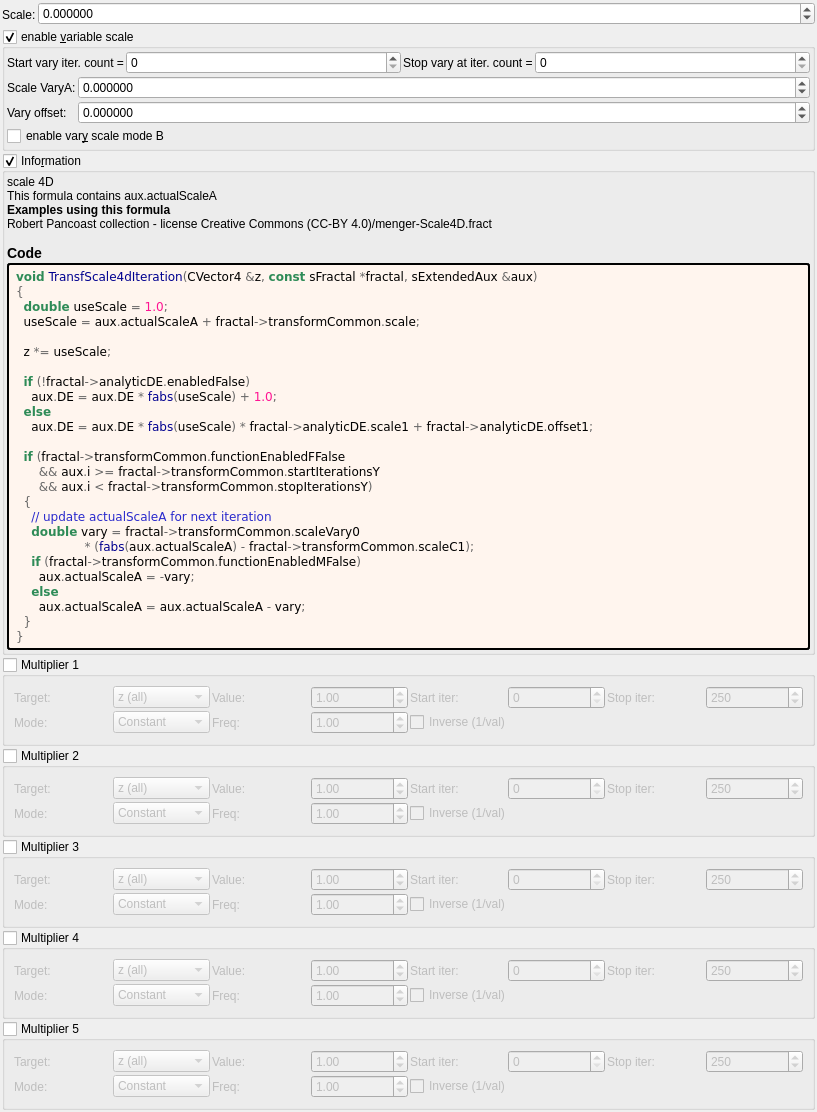
First picture: the form in mandelbulber2/deploy/share/mandelbulber2/formula/ui/transf_scale4d.ui, repository irinox-ctrl/mandelbulber2, before the edit.
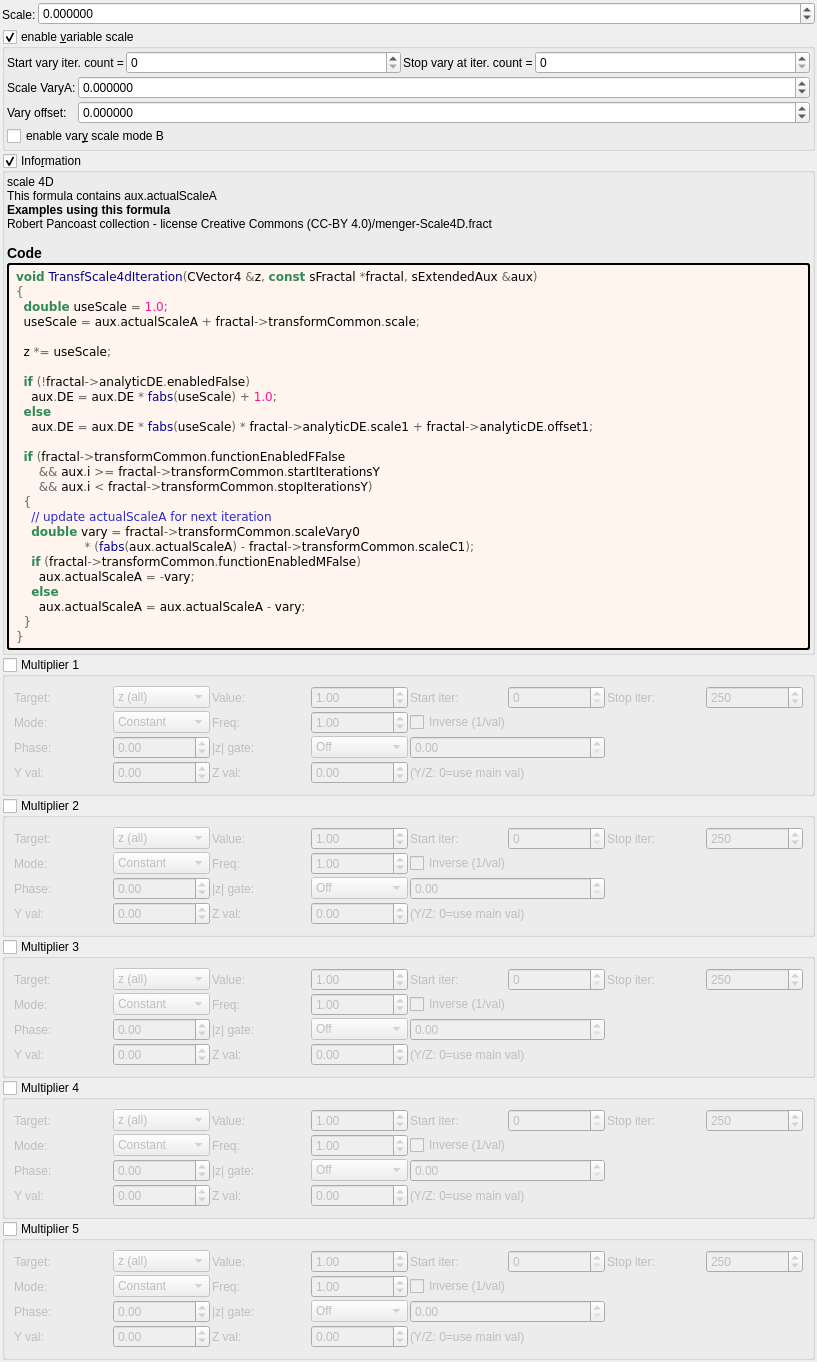
Second picture: the form after the edit. Custom widgets are drawn as their Qt base class.

Commit message: feat: 5 more multiplier enhancements — modes, threshold, per-axis, coloring

The edit to the form file:
```diff
--- a/mandelbulber2/deploy/share/mandelbulber2/formula/ui/transf_scale4d.ui
+++ b/mandelbulber2/deploy/share/mandelbulber2/formula/ui/transf_scale4d.ui
@@ -411,6 +411,52 @@
         <property name="text"><string>Inverse (1/val)</string></property>
        </widget>
       </item>
+      <item row="2" column="0">
+       <widget class="QLabel"><property name="text"><string>Phase:</string></property></widget>
+      </item>
+      <item row="2" column="1">
+       <widget class="MyDoubleSpinBox" name="spinbox_transf_multiplier_phase_1">
+        <property name="minimum"><double>-10.0</double></property><property name="maximum"><double>10.0</double></property>
+        <property name="singleStep"><double>0.1</double></property><property name="value"><double>0.0</double></property>
+       </widget>
+      </item>
+      <item row="2" column="2">
+       <widget class="QLabel"><property name="text"><string>|z| gate:</string></property></widget>
+      </item>
+      <item row="2" column="3">
+       <widget class="MyComboBox" name="comboBox_transf_multiplier_threshold_mode_1">
+        <item><property name="text"><string notr="true">Off</string></property></item>
+        <item><property name="text"><string notr="true">&gt; thresh</string></property></item>
+        <item><property name="text"><string notr="true">&lt; thresh</string></property></item>
+       </widget>
+      </item>
+      <item row="2" column="4" colspan="2">
+       <widget class="MyDoubleSpinBox" name="spinbox_transf_multiplier_threshold_1">
+        <property name="minimum"><double>0.0</double></property><property name="maximum"><double>1000.0</double></property>
+        <property name="singleStep"><double>0.1</double></property><property name="value"><double>0.0</double></property>
+       </widget>
+      </item>
+      <item row="3" column="0">
+       <widget class="QLabel"><property name="text"><string>Y val:</string></property></widget>
+      </item>
+      <item row="3" column="1">
+       <widget class="MyDoubleSpinBox" name="spinbox_transf_multiplier_scale_y_1">
+        <property name="minimum"><double>-100.0</double></property><property name="maximum"><double>100.0</double></property>
+        <property name="singleStep"><double>0.01</double></property><property name="value"><double>0.0</double></property>
+       </widget>
+      </item>
+      <item row="3" column="2">
+       <widget class="QLabel"><property name="text"><string>Z val:</string></property></widget>
+      </item>
+      <item row="3" column="3">
+       <widget class="MyDoubleSpinBox" name="spinbox_transf_multiplier_scale_z_1">
+        <property name="minimum"><double>-100.0</double></property><property name="maximum"><double>100.0</double></property>
+        <property name="singleStep"><double>0.01</double></property><property name="value"><double>0.0</double></property>
+       </widget>
+      </item>
+      <item row="3" column="4" colspan="2">
+       <widget class="QLabel"><property name="text"><string notr="true">(Y/Z: 0=use main val)</string></property></widget>
+      </item>
      </layout>
     </widget>
    </item>
@@ -490,6 +536,52 @@
         <property name="text"><string>Inverse (1/val)</string></property>
        </widget>
       </item>
+      <item row="2" column="0">
+       <widget class="QLabel"><property name="text"><string>Phase:</string></property></widget>
+      </item>
+      <item row="2" column="1">
+       <widget class="MyDoubleSpinBox" name="spinbox_transf_multiplier_phase_2">
+        <property name="minimum"><double>-10.0</double></property><property name="maximum"><double>10.0</double></property>
+        <property name="singleStep"><double>0.1</double></property><property name="value"><double>0.0</double></property>
+       </widget>
+      </item>
+      <item row="2" column="2">
+       <widget class="QLabel"><property name="text"><string>|z| gate:</string></property></widget>
+      </item>
+      <item row="2" column="3">
+       <widget class="MyComboBox" name="comboBox_transf_multiplier_threshold_mode_2">
+        <item><property name="text"><string notr="true">Off</string></property></item>
+        <item><property name="text"><string notr="true">&gt; thresh</string></property></item>
+        <item><property name="text"><string notr="true">&lt; thresh</string></property></item>
+       </widget>
+      </item>
+      <item row="2" column="4" colspan="2">
+       <widget class="MyDoubleSpinBox" name="spinbox_transf_multiplier_threshold_2">
+        <property name="minimum"><double>0.0</double></property><property name="maximum"><double>1000.0</double></property>
+        <property name="singleStep"><double>0.1</double></property><property name="value"><double>0.0</double></property>
+       </widget>
+      </item>
+      <item row="3" column="0">
+       <widget class="QLabel"><property name="text"><string>Y val:</string></property></widget>
+      </item>
+      <item row="3" column="1">
+       <widget class="MyDoubleSpinBox" name="spinbox_transf_multiplier_scale_y_2">
+        <property name="minimum"><double>-100.0</double></property><property name="maximum"><double>100.0</double></property>
+        <property name="singleStep"><double>0.01</double></property><property name="value"><double>0.0</double></property>
+       </widget>
+      </item>
+      <item row="3" column="2">
+       <widget class="QLabel"><property name="text"><string>Z val:</string></property></widget>
+      </item>
+      <item row="3" column="3">
+       <widget class="MyDoubleSpinBox" name="spinbox_transf_multiplier_scale_z_2">
+        <property name="minimum"><double>-100.0</double></property><property name="maximum"><double>100.0</double></property>
+        <property name="singleStep"><double>0.01</double></property><property name="value"><double>0.0</double></property>
+       </widget>
+      </item>
+      <item row="3" column="4" colspan="2">
+       <widget class="QLabel"><property name="text"><string notr="true">(Y/Z: 0=use main val)</string></property></widget>
+      </item>
      </layout>
     </widget>
    </item>
@@ -569,6 +661,52 @@
         <property name="text"><string>Inverse (1/val)</string></property>
        </widget>
       </item>
+      <item row="2" column="0">
+       <widget class="QLabel"><property name="text"><string>Phase:</string></property></widget>
+      </item>
+      <item row="2" column="1">
+       <widget class="MyDoubleSpinBox" name="spinbox_transf_multiplier_phase_3">
+        <property name="minimum"><double>-10.0</double></property><property name="maximum"><double>10.0</double></property>
+        <property name="singleStep"><double>0.1</double></property><property name="value"><double>0.0</double></property>
+       </widget>
+      </item>
+      <item row="2" column="2">
+       <widget class="QLabel"><property name="text"><string>|z| gate:</string></property></widget>
+      </item>
+      <item row="2" column="3">
+       <widget class="MyComboBox" name="comboBox_transf_multiplier_threshold_mode_3">
+        <item><property name="text"><string notr="true">Off</string></property></item>
+        <item><property name="text"><string notr="true">&gt; thresh</string></property></item>
+        <item><property name="text"><string notr="true">&lt; thresh</string></property></item>
+       </widget>
+      </item>
+      <item row="2" column="4" colspan="2">
+       <widget class="MyDoubleSpinBox" name="spinbox_transf_multiplier_threshold_3">
+        <property name="minimum"><double>0.0</double></property><property name="maximum"><double>1000.0</double></property>
+        <property name="singleStep"><double>0.1</double></property><property name="value"><double>0.0</double></property>
+       </widget>
+      </item>
+      <item row="3" column="0">
+       <widget class="QLabel"><property name="text"><string>Y val:</string></property></widget>
+      </item>
+      <item row="3" column="1">
+       <widget class="MyDoubleSpinBox" name="spinbox_transf_multiplier_scale_y_3">
+        <property name="minimum"><double>-100.0</double></property><property name="maximum"><double>100.0</double></property>
+        <property name="singleStep"><double>0.01</double></property><property name="value"><double>0.0</double></property>
+       </widget>
+      </item>
+      <item row="3" column="2">
+       <widget class="QLabel"><property name="text"><string>Z val:</string></property></widget>
+      </item>
+      <item row="3" column="3">
+       <widget class="MyDoubleSpinBox" name="spinbox_transf_multiplier_scale_z_3">
+        <property name="minimum"><double>-100.0</double></property><property name="maximum"><double>100.0</double></property>
+        <property name="singleStep"><double>0.01</double></property><property name="value"><double>0.0</double></property>
+       </widget>
+      </item>
+      <item row="3" column="4" colspan="2">
+       <widget class="QLabel"><property name="text"><string notr="true">(Y/Z: 0=use main val)</string></property></widget>
+      </item>
      </layout>
     </widget>
    </item>
@@ -648,6 +786,52 @@
         <property name="text"><string>Inverse (1/val)</string></property>
        </widget>
       </item>
+      <item row="2" column="0">
+       <widget class="QLabel"><property name="text"><string>Phase:</string></property></widget>
+      </item>
+      <item row="2" column="1">
+       <widget class="MyDoubleSpinBox" name="spinbox_transf_multiplier_phase_4">
+        <property name="minimum"><double>-10.0</double></property><property name="maximum"><double>10.0</double></property>
+        <property name="singleStep"><double>0.1</double></property><property name="value"><double>0.0</double></property>
+       </widget>
+      </item>
+      <item row="2" column="2">
+       <widget class="QLabel"><property name="text"><string>|z| gate:</string></property></widget>
+      </item>
+      <item row="2" column="3">
+       <widget class="MyComboBox" name="comboBox_transf_multiplier_threshold_mode_4">
+        <item><property name="text"><string notr="true">Off</string></property></item>
+        <item><property name="text"><string notr="true">&gt; thresh</string></property></item>
+        <item><property name="text"><string notr="true">&lt; thresh</string></property></item>
+       </widget>
+      </item>
+      <item row="2" column="4" colspan="2">
+       <widget class="MyDoubleSpinBox" name="spinbox_transf_multiplier_threshold_4">
+        <property name="minimum"><double>0.0</double></property><property name="maximum"><double>1000.0</double></property>
+        <property name="singleStep"><double>0.1</double></property><property name="value"><double>0.0</double></property>
+       </widget>
+      </item>
+      <item row="3" column="0">
+       <widget class="QLabel"><property name="text"><string>Y val:</string></property></widget>
+      </item>
+      <item row="3" column="1">
+       <widget class="MyDoubleSpinBox" name="spinbox_transf_multiplier_scale_y_4">
+        <property name="minimum"><double>-100.0</double></property><property name="maximum"><double>100.0</double></property>
+        <property name="singleStep"><double>0.01</double></property><property name="value"><double>0.0</double></property>
+       </widget>
+      </item>
+      <item row="3" column="2">
+       <widget class="QLabel"><property name="text"><string>Z val:</string></property></widget>
+      </item>
+      <item row="3" column="3">
+       <widget class="MyDoubleSpinBox" name="spinbox_transf_multiplier_scale_z_4">
+        <property name="minimum"><double>-100.0</double></property><property name="maximum"><double>100.0</double></property>
+        <property name="singleStep"><double>0.01</double></property><property name="value"><double>0.0</double></property>
+       </widget>
+      </item>
+      <item row="3" column="4" colspan="2">
+       <widget class="QLabel"><property name="text"><string notr="true">(Y/Z: 0=use main val)</string></property></widget>
+      </item>
      </layout>
     </widget>
    </item>
@@ -727,6 +911,52 @@
         <property name="text"><string>Inverse (1/val)</string></property>
        </widget>
       </item>
+      <item row="2" column="0">
+       <widget class="QLabel"><property name="text"><string>Phase:</string></property></widget>
+      </item>
+      <item row="2" column="1">
+       <widget class="MyDoubleSpinBox" name="spinbox_transf_multiplier_phase_5">
+        <property name="minimum"><double>-10.0</double></property><property name="maximum"><double>10.0</double></property>
+        <property name="singleStep"><double>0.1</double></property><property name="value"><double>0.0</double></property>
+       </widget>
+      </item>
+      <item row="2" column="2">
+       <widget class="QLabel"><property name="text"><string>|z| gate:</string></property></widget>
+      </item>
+      <item row="2" column="3">
+       <widget class="MyComboBox" name="comboBox_transf_multiplier_threshold_mode_5">
+        <item><property name="text"><string notr="true">Off</string></property></item>
+        <item><property name="text"><string notr="true">&gt; thresh</string></property></item>
+        <item><property name="text"><string notr="true">&lt; thresh</string></property></item>
+       </widget>
+      </item>
+      <item row="2" column="4" colspan="2">
+       <widget class="MyDoubleSpinBox" name="spinbox_transf_multiplier_threshold_5">
+        <property name="minimum"><double>0.0</double></property><property name="maximum"><double>1000.0</double></property>
+        <property name="singleStep"><double>0.1</double></property><property name="value"><double>0.0</double></property>
+       </widget>
+      </item>
+      <item row="3" column="0">
+       <widget class="QLabel"><property name="text"><string>Y val:</string></property></widget>
+      </item>
+      <item row="3" column="1">
+       <widget class="MyDoubleSpinBox" name="spinbox_transf_multiplier_scale_y_5">
+        <property name="minimum"><double>-100.0</double></property><property name="maximum"><double>100.0</double></property>
+        <property name="singleStep"><double>0.01</double></property><property name="value"><double>0.0</double></property>
+       </widget>
+      </item>
+      <item row="3" column="2">
+       <widget class="QLabel"><property name="text"><string>Z val:</string></property></widget>
+      </item>
+      <item row="3" column="3">
+       <widget class="MyDoubleSpinBox" name="spinbox_transf_multiplier_scale_z_5">
+        <property name="minimum"><double>-100.0</double></property><property name="maximum"><double>100.0</double></property>
+        <property name="singleStep"><double>0.01</double></property><property name="value"><double>0.0</double></property>
+       </widget>
+      </item>
+      <item row="3" column="4" colspan="2">
+       <widget class="QLabel"><property name="text"><string notr="true">(Y/Z: 0=use main val)</string></property></widget>
+      </item>
      </layout>
     </widget>
    </item>
```
Left out of the diff: 25 changed lines with no effect on the pictures. The commit also changes 6083 other files.
